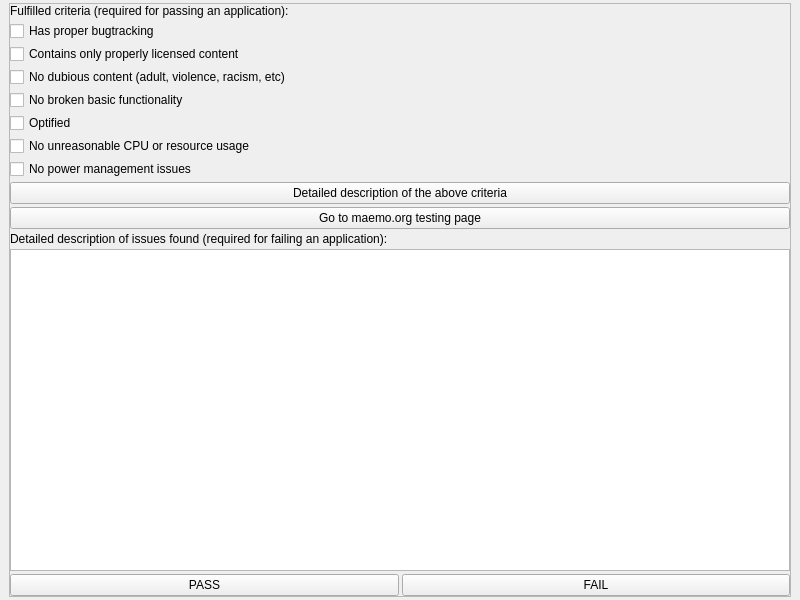
achipa/keepitsimpletester, file src/vote.ui: the form before one commit.
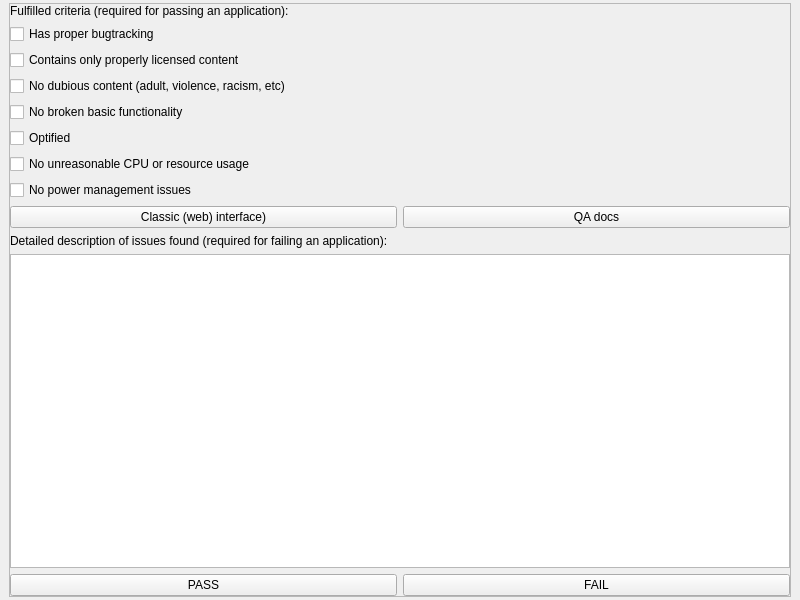
The form after the commit. Icons and pictures are not drawn.

```diff
--- a/src/vote.ui
+++ b/src/vote.ui
@@ -31,14 +31,11 @@
         <rect>
          <x>0</x>
          <y>0</y>
-         <width>780</width>
-         <height>569</height>
+         <width>778</width>
+         <height>564</height>
         </rect>
        </property>
        <layout class="QVBoxLayout" name="verticalLayout_2">
-        <property name="spacing">
-         <number>3</number>
-        </property>
         <property name="margin">
          <number>0</number>
         </property>
@@ -99,18 +96,22 @@
          </widget>
         </item>
         <item>
-         <widget class="QPushButton" name="pButton_detail">
-          <property name="text">
-           <string>Detailed description of the above criteria</string>
-          </property>
-         </widget>
-        </item>
+         <layout class="QHBoxLayout" name="horizontalLayout">
         <item>
          <widget class="QPushButton" name="pButton_page">
           <property name="text">
-           <string>Go to maemo.org testing page</string>
-          </property>
-         </widget>
+             <string>Classic (web) interface)</string>
+            </property>
+           </widget>
+          </item>
+          <item>
+           <widget class="QPushButton" name="pButton_detail">
+            <property name="text">
+             <string>QA docs</string>
+            </property>
+           </widget>
+          </item>
+         </layout>
         </item>
         <item>
          <widget class="QLabel" name="label">
```
Left out of the diff: 2 changed lines with no effect on the pictures. Lines whose indentation alone changed are shown as unchanged.
